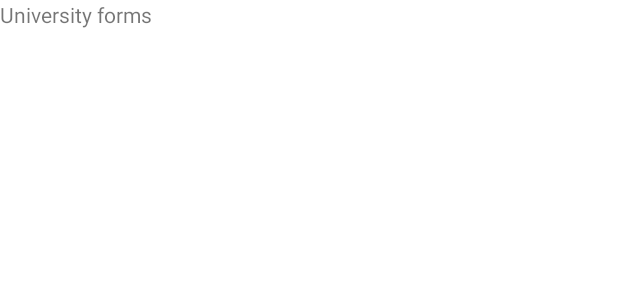
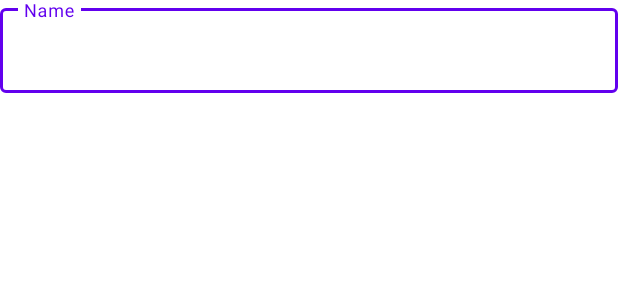
Before and after one commit to JAPHETHNYARANGA/Tenakata, an Android app: the layout fragment_form_fragnment.xml on its own in the app's theme, with its tools: preview values and no code run, on a phone screen of 412 x 824 dp. Shown: the top 300 px of the screen. Run offline under Robolectric (Android 15) with nearby library versions, the phone set to English and light mode, and no system bars.

Commit message:
created name edit text

```diff
--- a/app/src/main/res/layout/fragment_form_fragnment.xml
+++ b/app/src/main/res/layout/fragment_form_fragnment.xml
@@ -1,14 +1,23 @@
 <?xml version="1.0" encoding="utf-8"?>
-<FrameLayout xmlns:android="http://schemas.android.com/apk/res/android"
+<RelativeLayout xmlns:android="http://schemas.android.com/apk/res/android"
     xmlns:tools="http://schemas.android.com/tools"
     android:layout_width="match_parent"
     android:layout_height="match_parent"
     tools:context=".Fragments.FormFragnment">
 
-    <!-- TODO: Update blank fragment layout -->
-    <TextView
-        android:layout_width="match_parent"
-        android:layout_height="match_parent"
-        android:text="University forms" />
+   <LinearLayout
+       android:layout_width="match_parent"
+       android:layout_height="wrap_content"
+       android:orientation="vertical">
+       <com.google.android.material.textfield.TextInputLayout
+           android:layout_width="match_parent"
+           android:layout_height="wrap_content"
+           android:hint="Name"
+           style="@style/Widget.MaterialComponents.TextInputLayout.OutlinedBox">
+           <EditText
+               android:layout_width="match_parent"
+               android:layout_height="wrap_content" />
+       </com.google.android.material.textfield.TextInputLayout>
+   </LinearLayout>
 
-</FrameLayout>
+</RelativeLayout>
```
